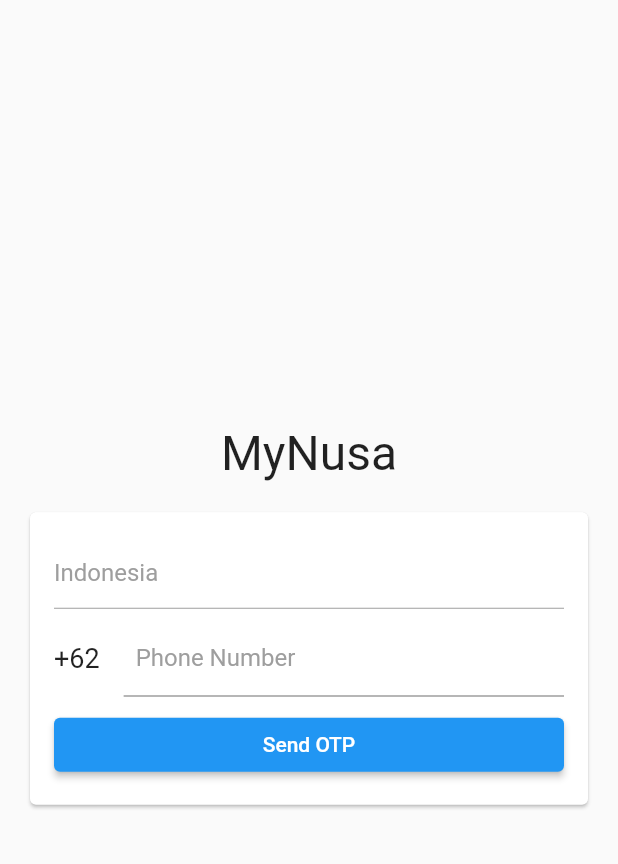
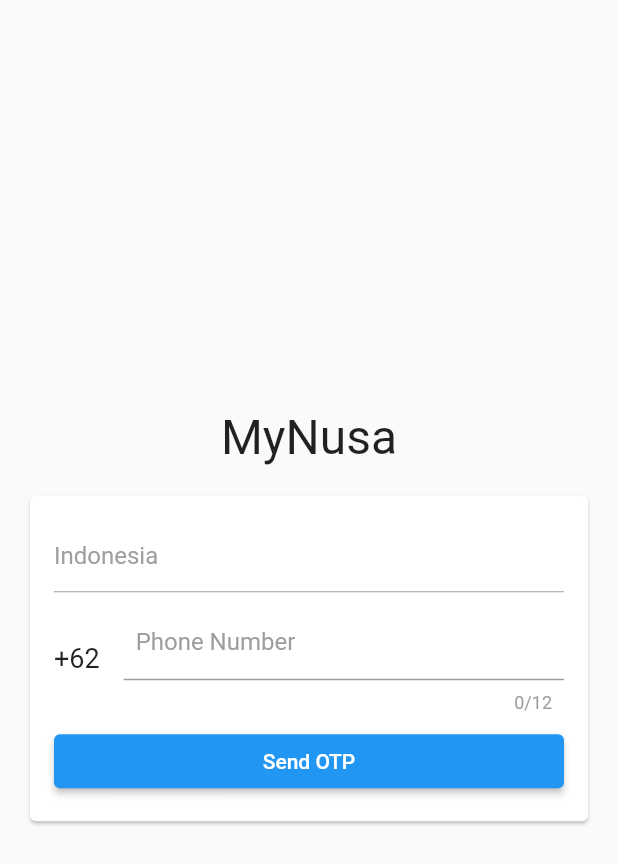
Before and after one commit to willypede/mynusa, a Flutter app: the screen it shows after launch, on a phone screen of 412 x 824 dp. Shown: the top 864 px of the screen. Run offline on Flutter 3.47's test engine with Material 2 defaults, Android fonts, the phone set to English and light mode, and no system bars; our stand-ins replace country_picker, flutter_spinkit, shared_preferences.

```diff
--- a/lib/screens/login/phone_number.dart
+++ b/lib/screens/login/phone_number.dart
@@ -7,13 +7,17 @@ class PhoneNumber extends StatelessWidget {
   Widget build(BuildContext context) {
     return Expanded(
       child: TextField(
+        maxLength: 12,
         keyboardType: TextInputType.phone,
         controller: tecPhoneNumber,
         decoration: const InputDecoration(
             contentPadding: EdgeInsets.all(8),
             labelText: "Phone Number",
             labelStyle: TextStyle(
-                color: Colors.grey)),
+                color: Colors.grey),
+        counterStyle: TextStyle(
+          color: Colors.grey
+        )),
         style: TextStyle(),
       ),
     );
```
